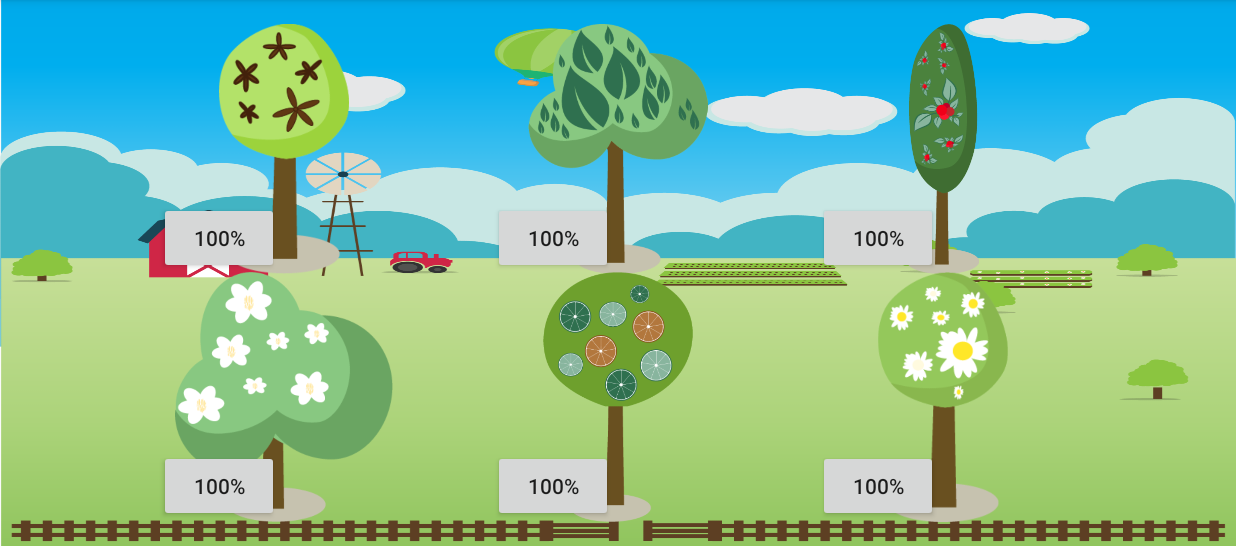
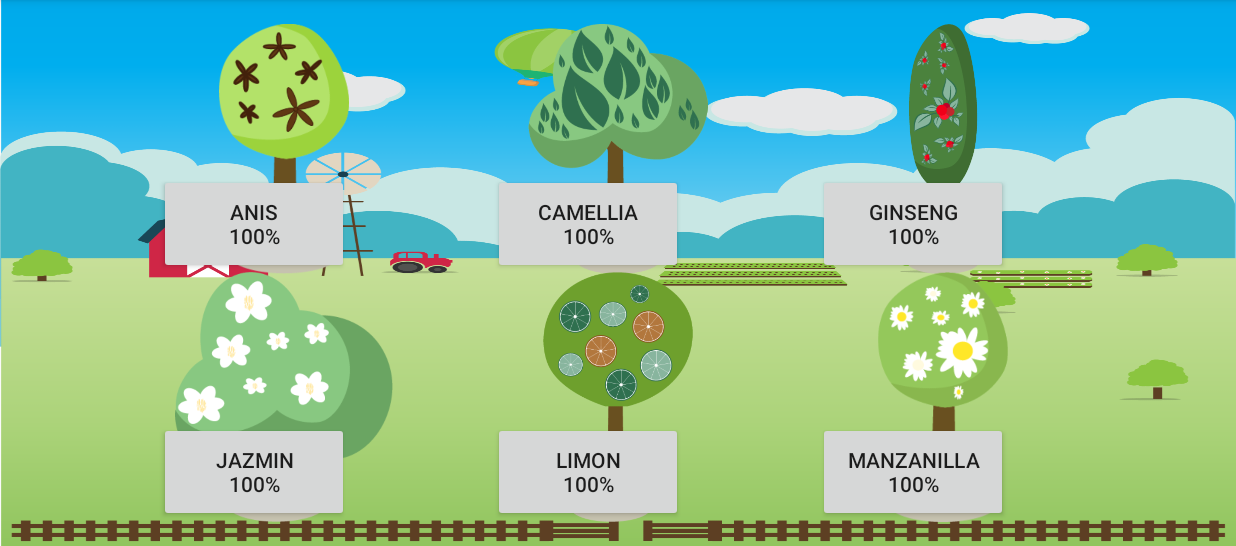
Before and after one commit to lagwy/APIS-Te, an Android app: the Juego screen opened directly, with no data from a screen before it, on a phone screen of 824 x 412 dp (held sideways), the part 72-618 px from its top. Run offline under Robolectric (Android 15) with nearby library versions, the phone set to English and light mode, and no system bars.

Commit message:
Botones para mostrar el progreso para cada té, se ajustaron sus identificadores, además se muestra el nombre del té en el primer renglón del botón. Se cargaron las preguntas de los 3 tés restantes.

```diff
--- a/app/src/main/res/layout/activity_juego.xml
+++ b/app/src/main/res/layout/activity_juego.xml
@@ -63,55 +63,62 @@
 
     <Button
         style="?android:attr/buttonStyleSmall"
-        android:layout_width="120px"
-        android:layout_height="wrap_content"
-        android:text="100%"
-        android:id="@+id/button"
+        android:layout_width="190px"
+        android:layout_height="100px"
+        android:text="Anis\n100%"
+        android:id="@+id/anisScoreBtn"
+        android:clickable="false"
         android:layout_alignBottom="@+id/masetaIV1"
-        android:layout_alignStart="@+id/masetaIV1" />
+        android:layout_alignStart="@+id/masetaIV1"
+         />
 
     <Button
         style="?android:attr/buttonStyleSmall"
-        android:layout_width="120px"
-        android:layout_height="wrap_content"
-        android:text="100%"
-        android:id="@+id/button2"
+        android:layout_width="190px"
+        android:layout_height="100px"
+        android:text="Camellia\n100%"
+        android:id="@+id/camelliaScoreBtn"
+        android:clickable="false"
         android:layout_alignBottom="@+id/masetaIV2"
         android:layout_alignStart="@+id/masetaIV2" />
 
     <Button
         style="?android:attr/buttonStyleSmall"
-        android:layout_width="120px"
-        android:layout_height="wrap_content"
-        android:text="100%"
-        android:id="@+id/button3"
+        android:layout_width="190px"
+        android:layout_height="100px"
+        android:text="Ginseng\n100%"
+        android:id="@+id/ginsengScoreBtn"
+        android:clickable="false"
         android:layout_alignBottom="@+id/masetaIV3"
         android:layout_alignStart="@+id/masetaIV3" />
 
     <Button
         style="?android:attr/buttonStyleSmall"
-        android:layout_width="120px"
-        android:layout_height="wrap_content"
-        android:text="100%"
-        android:id="@+id/button4"
+        android:layout_width="190px"
+        android:layout_height="100px"
+        android:text="Jazmin\n100%"
+        android:id="@+id/jazminScoreBtn"
+        android:clickable="false"
         android:layout_alignBottom="@+id/masetaIV4"
         android:layout_alignStart="@+id/masetaIV4" />
 
     <Button
         style="?android:attr/buttonStyleSmall"
-        android:layout_width="120px"
-        android:layout_height="wrap_content"
-        android:text="100%"
-        android:id="@+id/button5"
+        android:layout_width="190px"
+        android:layout_height="100px"
+        android:text="Limon\n100%"
+        android:id="@+id/limonScoreBtn"
+        android:clickable="false"
         android:layout_alignBottom="@+id/masetaIV5"
         android:layout_alignStart="@+id/masetaIV5" />
 
     <Button
         style="?android:attr/buttonStyleSmall"
-        android:layout_width="120px"
-        android:layout_height="wrap_content"
-        android:text="100%"
-        android:id="@+id/button6"
+        android:layout_width="190px"
+        android:layout_height="100px"
+        android:text="Manzanilla\n100%"
+        android:id="@+id/manzanillaScoreBtn"
+        android:clickable="false"
         android:layout_alignBottom="@+id/masetaIV6"
         android:layout_alignStart="@+id/masetaIV6" />
 
```
